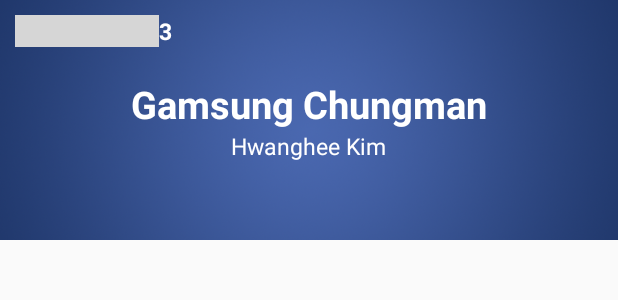
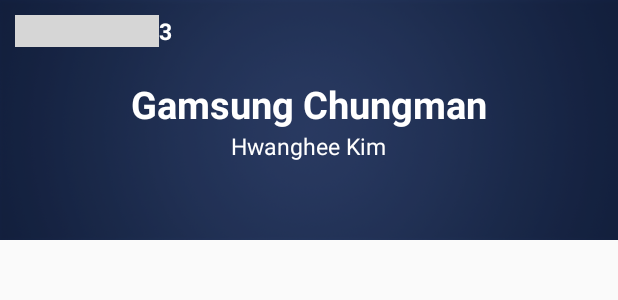
Before and after one commit to HwangheeKim/SharePlaylist, an Android app: the layout item_group.xml on its own in the app's theme, with its tools: preview values and no code run, on a phone screen of 412 x 824 dp. Shown: the top 300 px of the screen. Run offline under Robolectric (Android 15) with nearby library versions, the light colour scheme and no system bars; grey boxes are pictures that could not be loaded.

```diff
--- a/android/app/src/main/AndroidManifest.xml
+++ b/android/app/src/main/AndroidManifest.xml
@@ -26,7 +26,6 @@
             android:configChanges="keyboard|keyboardHidden|screenLayout|screenSize|orientation"
             android:label="@string/app_name" />
         <activity android:name=".Login"></activity>
-        <activity android:name=".MyActivity"/>
         <activity android:name=".loaderActivity"/>
     </application>
 
--- a/android/app/src/main/java/com/example/q/shareplaylist/loaderActivity.java
+++ b/android/app/src/main/java/com/example/q/shareplaylist/loaderActivity.java
@@ -65,9 +65,7 @@ public class loaderActivity extends AppCompatActivity {
         listView.setOnItemClickListener(new AdapterView.OnItemClickListener() {
             @Override
             public void onItemClick(AdapterView<?> parent, View view, int position, long id) {
-                // TODO : Add selected video to the group's videoLineup
                 addToPlayList(position);
-
             }
         });
 
--- a/android/app/src/main/res/layout/item_group.xml
+++ b/android/app/src/main/res/layout/item_group.xml
@@ -3,6 +3,10 @@
     android:layout_width="match_parent"
     android:layout_height="160dp">
 
+    <FrameLayout
+        android:translationZ="10dp"
+        android:layout_width="match_parent"
+        android:layout_height="match_parent">
         <LinearLayout
             android:layout_width="wrap_content"
             android:layout_height="wrap_content"
@@ -48,12 +52,29 @@
                 android:layout_height="wrap_content" />
 
         </LinearLayout>
+    </FrameLayout>
+
+    <FrameLayout
+        android:translationZ="4dp"
+        android:layout_width="match_parent"
+        android:layout_height="match_parent">
+
+        <View
+            android:id="@+id/item_group_overlay"
+            android:translationZ="2dp"
+            android:background="#66000000"
+            android:layout_width="match_parent"
+            android:layout_height="match_parent" />
 
         <ImageView
+            android:translationZ="1dp"
+            android:id="@+id/item_group_bg"
             android:layout_width="match_parent"
             android:layout_height="match_parent"
             android:src="@drawable/facebook_bg"
             android:scaleType="centerCrop"/>
 
+    </FrameLayout>
+
 
 </FrameLayout>
```
Also changed, not shown: android/app/src/main/java/com/example/q/shareplaylist/FindGroup.java (+20 -3 lines), android/app/src/main/java/com/example/q/shareplaylist/GroupAdapter.java (+15 -2 lines), android/app/src/main/java/com/example/q/shareplaylist/MyActivity.java (deleted, +0 -15 lines), android/app/src/main/res/drawable/club_bg.jpg (added). Lines whose indentation alone changed are shown as unchanged.
